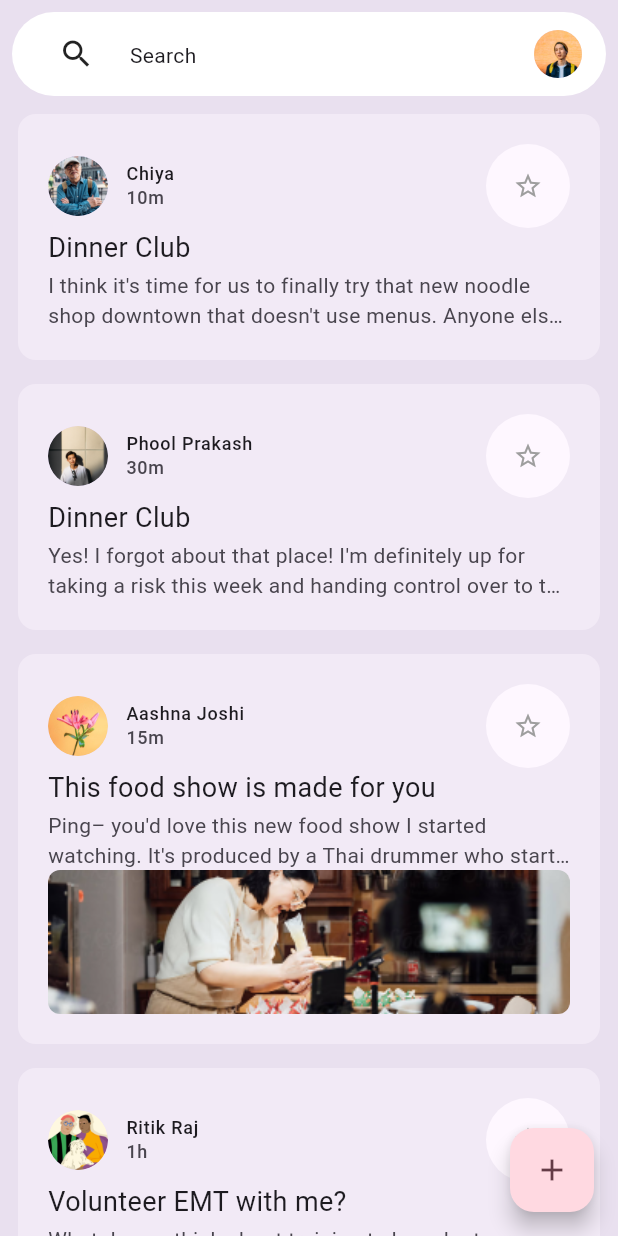
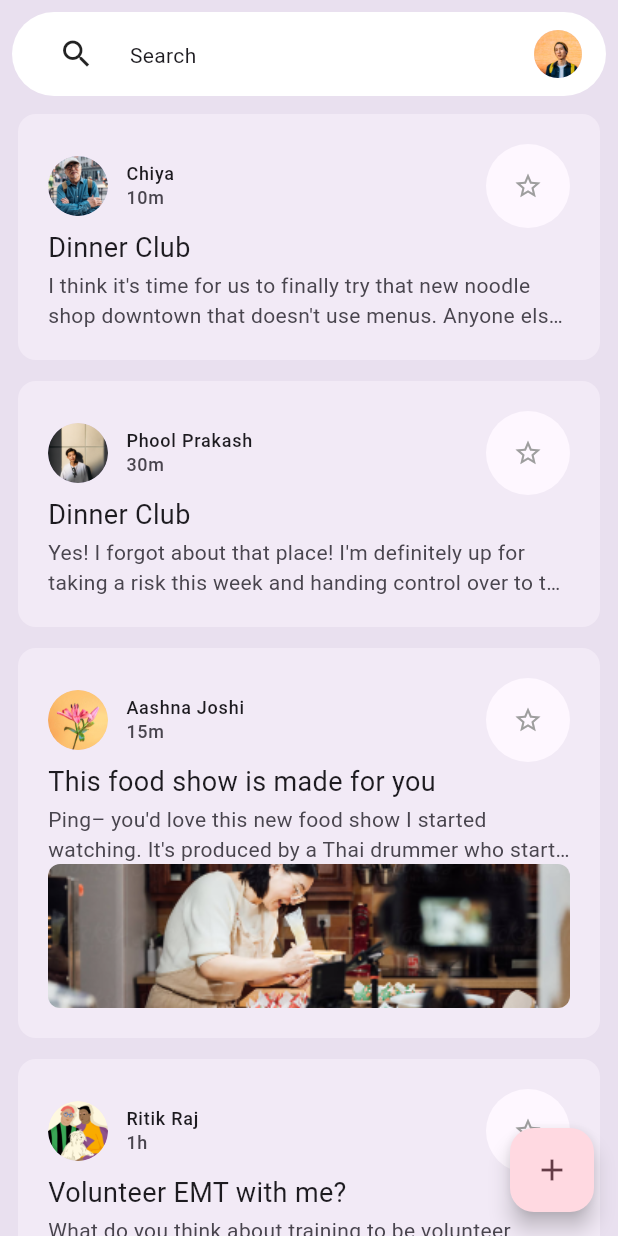
Before and after one commit to Phool-Prakash/MessengerApp, a Flutter app: the screen it shows after launch, on a phone screen of 412 x 824 dp. Run offline on Flutter 3.47's test engine with Material 3 defaults, Android fonts, the phone set to English and light mode, and no system bars.

```diff
--- a/lib/widgets/email_list_view.dart
+++ b/lib/widgets/email_list_view.dart
@@ -20,7 +20,7 @@ class EmailListView extends StatelessWidget {
       child: ListView(
         children: [
           const SizedBox(
-            height: 8,
+            height:8,
           ),
           search_bar.SearchBar(
             currentUser: currentUser,
@@ -30,7 +30,7 @@ class EmailListView extends StatelessWidget {
           ),
           ...List.generate(data.emails.length, (index) {
             return Padding(
-              padding: const EdgeInsets.only(bottom: 8),
+              padding: const EdgeInsets.only(bottom:6),
               child: EmailWidget(
                 email: data.emails[index],
                 onSelected: onSelected != null
```
Also changed, not shown: lib/destinations/destinations.dart (added, +14 -0 lines).
